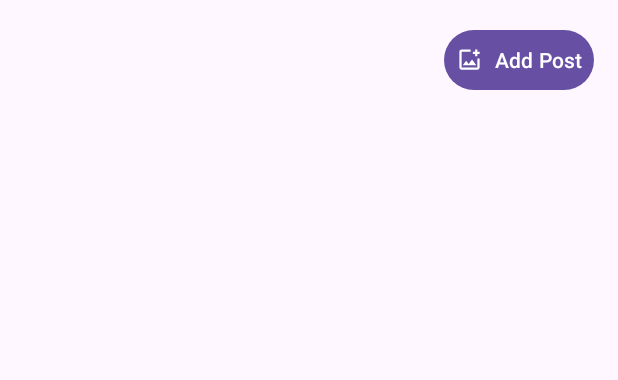
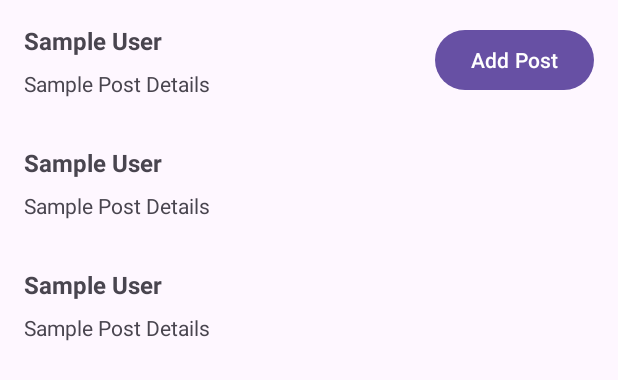
Before and after one commit to AvramPaul/ProiectLicenta, an Android app: the layout activity_feed.xml on its own in the app's theme, with its tools: preview values and no code run, on a phone screen of 412 x 824 dp. Shown: the top 380 px of the screen. Run offline under Robolectric (Android 15) with nearby library versions, the light colour scheme and no system bars; network calls fail.

Commit message:
Added the feed, that is loading 10 posts at a time with infinite scroll, doesn't have buttons tho

```diff
--- a/car-spotting-backend/src/main/java/com/licenta/car_spotting_backend/CarSpottingApplication.java
+++ b/car-spotting-backend/src/main/java/com/licenta/car_spotting_backend/CarSpottingApplication.java
@@ -2,7 +2,9 @@ package com.licenta.car_spotting_backend;
 
 import org.springframework.boot.SpringApplication;
 import org.springframework.boot.autoconfigure.SpringBootApplication;
+import org.springframework.data.web.config.EnableSpringDataWebSupport;
 
+@EnableSpringDataWebSupport(pageSerializationMode = EnableSpringDataWebSupport.PageSerializationMode.VIA_DTO)
 @SpringBootApplication
 public class CarSpottingApplication {
 
--- a/car-spotting-frontend/app/src/main/res/layout/activity_feed.xml
+++ b/car-spotting-frontend/app/src/main/res/layout/activity_feed.xml
@@ -4,23 +4,29 @@
     xmlns:app="http://schemas.android.com/apk/res-auto"
     xmlns:tools="http://schemas.android.com/tools"
     android:layout_width="match_parent"
-    android:layout_height="match_parent">
+    android:layout_height="match_parent"
+    tools:context=".activity.FeedActivity">
 
-    <!-- Example content (e.g., feed, can be a RecyclerView) -->
-    <!-- Add your feed views here -->
+    <!-- RecyclerView for displaying the feed -->
+    <androidx.recyclerview.widget.RecyclerView
+        android:id="@+id/feedRecyclerView"
+        android:layout_width="0dp"
+        android:layout_height="0dp"
+        app:layout_constraintTop_toTopOf="parent"
+        app:layout_constraintBottom_toBottomOf="parent"
+        app:layout_constraintStart_toStartOf="parent"
+        app:layout_constraintEnd_toEndOf="parent"
+        tools:listitem="@layout/item_post"/>
 
-    <!-- Button anchored to top-right corner -->
+    <!-- Floating Action Button for adding a post -->
     <Button
         android:id="@+id/addPostButton"
         android:layout_width="wrap_content"
         android:layout_height="wrap_content"
         android:text="Add Post"
         android:drawableStart="@drawable/ic_add_post"
-        android:padding="8dp"
         android:layout_margin="16dp"
         app:layout_constraintTop_toTopOf="parent"
-        app:layout_constraintEnd_toEndOf="parent"
-        app:icon="@drawable/ic_add_post"
-        app:iconGravity="textStart" />
+        app:layout_constraintEnd_toEndOf="parent" />
 
 </androidx.constraintlayout.widget.ConstraintLayout>
--- /dev/null
+++ b/car-spotting-frontend/app/src/main/res/layout/item_post.xml
@@ -0,0 +1,32 @@
+<?xml version="1.0" encoding="utf-8"?>
+<androidx.constraintlayout.widget.ConstraintLayout
+    xmlns:android="http://schemas.android.com/apk/res/android"
+    xmlns:app="http://schemas.android.com/apk/res-auto"
+    android:layout_width="match_parent"
+    android:layout_height="wrap_content"
+    android:padding="16dp">
+
+    <!-- Username -->
+    <TextView
+        android:id="@+id/usernameTextView"
+        android:layout_width="0dp"
+        android:layout_height="wrap_content"
+        android:text="Sample User"
+        android:textStyle="bold"
+        android:textSize="16sp"
+        app:layout_constraintStart_toStartOf="parent"
+        app:layout_constraintTop_toTopOf="parent"
+        app:layout_constraintEnd_toEndOf="parent" />
+
+    <!-- Post Details -->
+    <TextView
+        android:id="@+id/postDetailsTextView"
+        android:layout_width="0dp"
+        android:layout_height="wrap_content"
+        android:text="Sample Post Details"
+        app:layout_constraintStart_toStartOf="parent"
+        app:layout_constraintTop_toBottomOf="@id/usernameTextView"
+        app:layout_constraintEnd_toEndOf="parent"
+        android:layout_marginTop="8dp" />
+
+</androidx.constraintlayout.widget.ConstraintLayout>
```
Also changed, not shown: car-spotting-backend/src/main/java/com/licenta/car_spotting_backend/controller/PostController.java (+16 -18 lines), car-spotting-frontend/app/src/main/java/com/example/car_spotting_front_end/Response/PostsResponse.java (added, +47 -0 lines), car-spotting-frontend/app/src/main/java/com/example/car_spotting_front_end/activity/FeedActivity.java (+78 -0 lines), car-spotting-frontend/app/src/main/java/com/example/car_spotting_front_end/dto/PostAdapter.java (added, +56 -0 lines), car-spotting-frontend/app/src/main/java/com/example/car_spotting_front_end/model/Post.java (+37 -36 lines), car-spotting-frontend/app/src/main/java/com/example/car_spotting_front_end/retrofit/ApiServices.java (+6 -5 lines), 1 other file.
